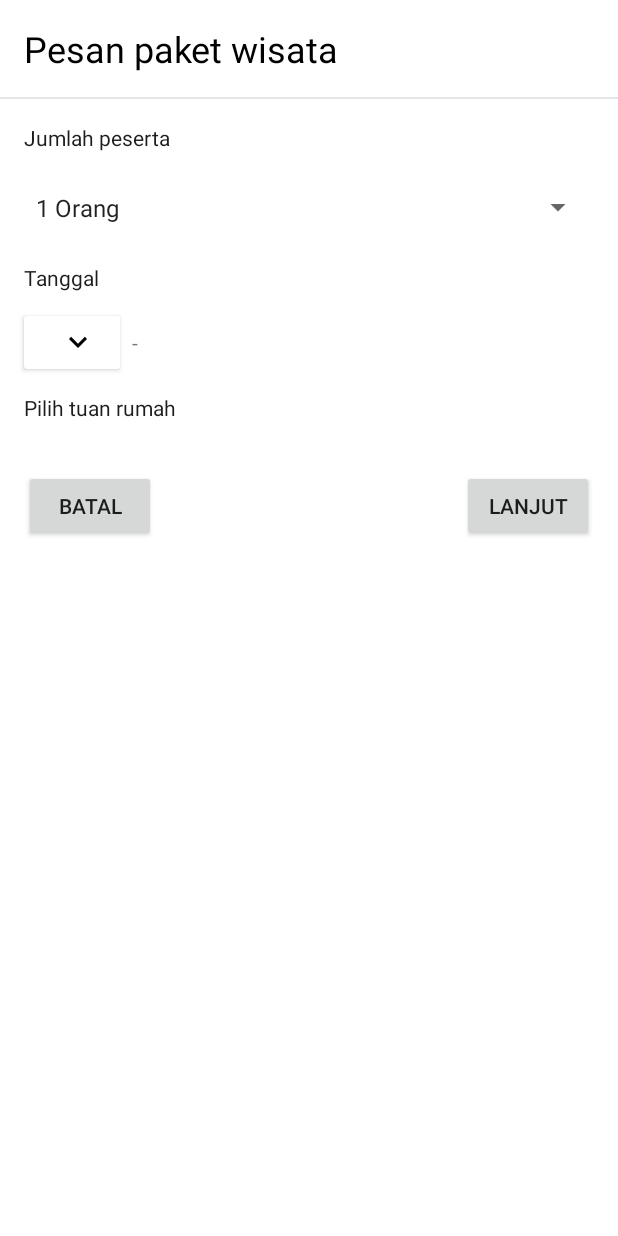
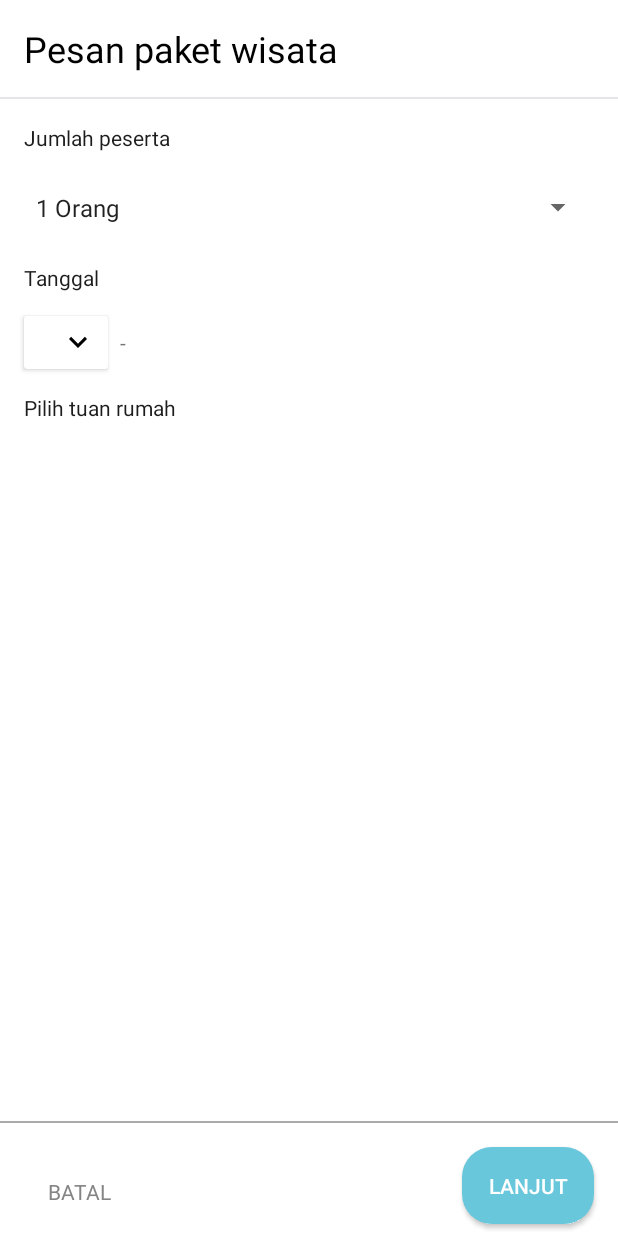
Before and after one commit to yuridentadanu10/RasaWarga, an Android app: the PesanPaketActivity screen opened directly, with no data from a screen before it, on a phone screen of 412 x 824 dp. Run offline under Robolectric (Android 15) with nearby library versions, the phone set to English and light mode, and no system bars; 2 statements that could not run were skipped.

Commit message:
check layout

```diff
--- a/app/src/main/res/layout/activity_pesan_paket.xml
+++ b/app/src/main/res/layout/activity_pesan_paket.xml
@@ -5,6 +5,7 @@
     xmlns:tools="http://schemas.android.com/tools"
     android:layout_width="match_parent"
     android:layout_height="match_parent"
+    android:fillViewport="true"
     android:background="@android:color/white"
     tools:context=".PesanPaketActivity">
 
@@ -81,9 +82,9 @@
             android:layout_height="wrap_content"
             android:layout_marginStart="16dp"
             android:layout_marginTop="16dp"
-            android:layout_marginEnd="16dp"
+            android:layout_marginEnd="8dp"
             android:elevation="15dp"
-            app:layout_constraintEnd_toEndOf="parent"
+            app:layout_constraintEnd_toStartOf="@+id/guideline2"
             app:layout_constraintHorizontal_bias="0.0"
             app:layout_constraintStart_toStartOf="parent"
             app:layout_constraintTop_toBottomOf="@+id/source_tanggal">
@@ -99,18 +100,18 @@
                     android:layout_marginStart="16dp"
                     android:layout_marginTop="8dp"
                     android:layout_marginBottom="8dp"
+                    android:textColor="#1D1D1D"
                     app:layout_constraintBottom_toBottomOf="parent"
                     app:layout_constraintStart_toStartOf="parent"
                     app:layout_constraintTop_toTopOf="parent"
-                    tools:text="16 Agustus 2020"
-                    android:textColor="#1D1D1D"/>
+                    tools:text="16 Agustus 2020" />
 
                 <ImageButton
                     android:id="@+id/btn_durasi"
                     android:layout_width="wrap_content"
                     android:layout_height="wrap_content"
                     android:layout_marginStart="8dp"
-                    android:layout_marginEnd="16dp"
+                    android:layout_marginEnd="8dp"
                     android:background="@android:color/transparent"
                     android:src="@drawable/ic_keyboard_arrow_down_black_24dp"
                     app:layout_constraintBottom_toBottomOf="@+id/tv_durasi"
@@ -170,22 +171,35 @@
             android:layout_marginTop="16dp"
             android:layout_marginEnd="8dp"
             android:layout_marginBottom="16dp"
-            app:layout_constraintBottom_toTopOf="@+id/tv_batal"
+            android:nestedScrollingEnabled="false"
+            app:layout_constraintBottom_toTopOf="@+id/view12"
             app:layout_constraintEnd_toEndOf="parent"
             app:layout_constraintStart_toStartOf="parent"
             app:layout_constraintTop_toBottomOf="@+id/source_tuan_rumah"
             app:layout_constraintVertical_bias="0.0"
             tools:listitem="@layout/item_tuan_rumah"/>
 
-        <Button
+        <View
+            android:id="@+id/view12"
+            android:layout_width="match_parent"
+            android:layout_height="1dp"
+            android:layout_marginBottom="16dp"
+            android:background="@android:color/darker_gray"
+            app:layout_constraintBottom_toTopOf="@+id/btn_lanjut"
+            app:layout_constraintEnd_toEndOf="parent"
+            app:layout_constraintStart_toStartOf="parent" />
+
+        <TextView
             android:id="@+id/tv_batal"
             android:layout_width="wrap_content"
             android:layout_height="wrap_content"
-            android:layout_marginStart="16dp"
-            android:layout_marginBottom="8dp"
+            android:layout_marginStart="32dp"
             android:text="@string/batal"
+            android:textAllCaps="true"
+            android:textColor="#848484"
             app:layout_constraintBottom_toBottomOf="parent"
-            app:layout_constraintStart_toStartOf="parent" />
+            app:layout_constraintStart_toStartOf="parent"
+            app:layout_constraintTop_toTopOf="@+id/btn_lanjut" />
 
         <Button
             android:id="@+id/btn_lanjut"
@@ -193,9 +207,19 @@
             android:layout_height="wrap_content"
             android:layout_marginEnd="16dp"
             android:layout_marginBottom="8dp"
+            android:padding="16dp"
+            android:background="@drawable/radius_corner_blue"
             android:text="@string/lanjut"
+            android:textColor="@android:color/white"
             app:layout_constraintBottom_toBottomOf="parent"
             app:layout_constraintEnd_toEndOf="parent" />
+
+        <androidx.constraintlayout.widget.Guideline
+            android:id="@+id/guideline2"
+            android:layout_width="wrap_content"
+            android:layout_height="wrap_content"
+            android:orientation="vertical"
+            app:layout_constraintGuide_begin="194dp" />
 
     </androidx.constraintlayout.widget.ConstraintLayout>
 
--- a/app/src/main/res/values/strings.xml
+++ b/app/src/main/res/values/strings.xml
@@ -102,6 +102,7 @@
 
     <string name="daftar">DAFTAR</string>
     <string name="tambah">TAMBAH</string>
+    <string name="hari">Hari</string>
 
     <string-array name="hari_array">
         <item>1 Hari</item>
```
Also changed, not shown: app/src/main/java/com/project/ateam/a_team321/DetailPaketActivity.java (+14 -2 lines), app/src/main/res/drawable/ic_done_24px.xml (added, +9 -0 lines), app/src/main/res/drawable/item_circle_done.xml (added, +13 -0 lines), app/src/main/res/layout/activity_detail_paket.xml (+28 -7 lines), app/src/main/res/layout/fragment_beranda.xml (+14 -2 lines), app/src/main/res/layout/item_tuan_rumah.xml (+35 -4 lines).
